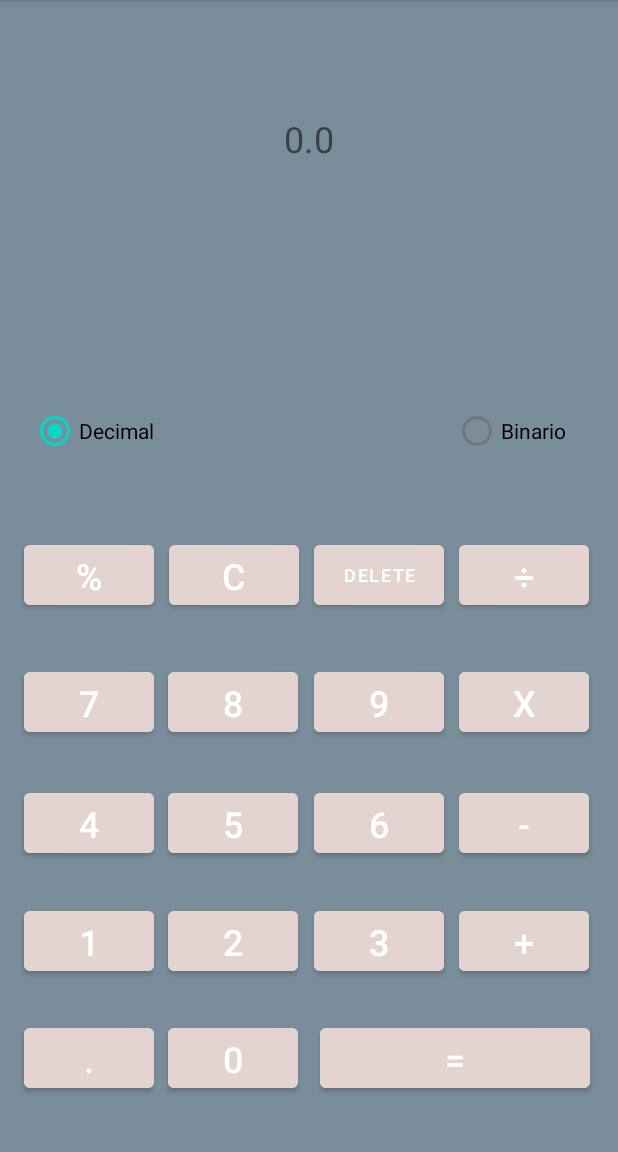
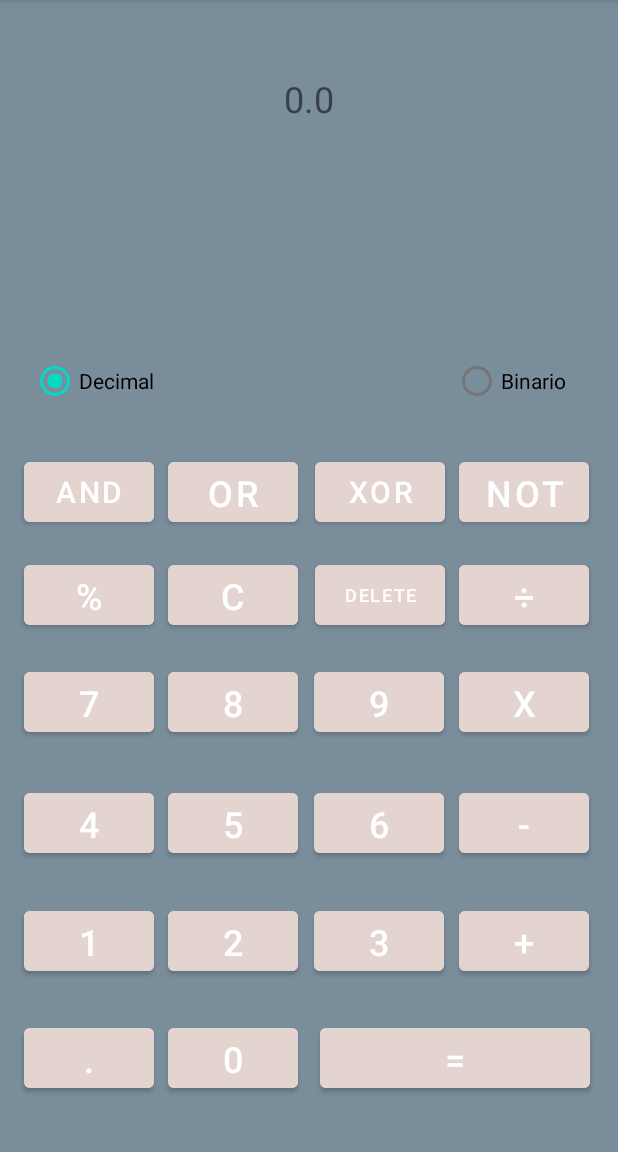
Before and after one commit to sirlencio/Android, an Android app: the screen it shows after launch (MainActivity), on a phone screen of 412 x 824 dp, the part 84-1236 px from its top. Run offline under Robolectric (Android 15) with nearby library versions, the phone set to English and light mode, and no system bars.

Commit message:
Añadidos botones logicos

```diff
--- a/Calculadora/app/src/main/java/com/example/calculadora/MainActivity.java
+++ b/Calculadora/app/src/main/java/com/example/calculadora/MainActivity.java
@@ -16,8 +16,6 @@ public class MainActivity extends AppCompatActivity {
 
     private TextView grande;
     private TextView peque;
-    private TextView cuentaBin;
-    private TextView rdoBin;
 
     private RadioButton binario;
     private RadioButton decimal;
@@ -41,6 +39,10 @@ public class MainActivity extends AppCompatActivity {
     private Button buttonSum;
     private Button buttonIgu;
     private Button buttonComa;
+    private Button buttonAND;
+    private Button buttonOR;
+    private Button buttonXOR;
+    private Button buttonNOT;
 
     @Override
     protected void onCreate(Bundle savedInstanceState) {
@@ -49,8 +51,6 @@ public class MainActivity extends AppCompatActivity {
 
         grande = (TextView) findViewById(R.id.textViewGrande);
         peque = (TextView) findViewById(R.id.textViewPeq);
-        cuentaBin = (TextView) findViewById(R.id.cuentaBin);
-        rdoBin = (TextView) findViewById(R.id.rdoBin);
 
         binario = (RadioButton) findViewById(R.id.binario);
         decimal = (RadioButton) findViewById(R.id.decimal);
@@ -74,6 +74,10 @@ public class MainActivity extends AppCompatActivity {
         buttonDel = (Button) findViewById(R.id.borrar);
         buttonC = (Button) findViewById(R.id.eliminar);
         buttonIgu = (Button) findViewById(R.id.igual);
+        buttonAND = (Button) findViewById(R.id.AND);
+        buttonOR = (Button) findViewById(R.id.OR);
+        buttonXOR = (Button) findViewById(R.id.XOR);
+        buttonNOT = (Button) findViewById(R.id.NOT);
 
         //Cambio de modo
         decimal.setOnClickListener(view -> {
@@ -86,11 +90,18 @@ public class MainActivity extends AppCompatActivity {
             button8.setEnabled(true);
             button9.setEnabled(true);
             buttonComa.setEnabled(true);
-            n1 = "";
-            n2 = "";
-            signo = "";
-            grande.setText("");
+            buttonAND.setEnabled(false);
+            buttonOR.setEnabled(false);
+            buttonXOR.setEnabled(false);
+            buttonNOT.setEnabled(false);
+            if (n1 != ""){
+                n1 = conversorBinarioDecimal(n1) + "";
+            }else if(n2 != ""){
+                n2 = conversorBinarioDecimal(n2) + "";
+            }
+            grande.setText(n1 + signo + n2);
             peque.setText("0.0");
+
             decimal.setSelected(true);
             binario.setSelected(false);
 
@@ -105,10 +116,16 @@ public class MainActivity extends AppCompatActivity {
             button8.setEnabled(false);
             button9.setEnabled(false);
             buttonComa.setEnabled(false);
-            n1 = "";
-            n2 = "";
-            signo = "";
-            grande.setText("");
+            buttonAND.setEnabled(true);
+            buttonOR.setEnabled(true);
+            buttonXOR.setEnabled(true);
+            buttonNOT.setEnabled(true);
+            if (n1 != ""){
+                n1 = conversorDecimalBinario(Long.parseLong(n1));
+            }else if(n2 != ""){
+                n2 = conversorDecimalBinario(Long.parseLong(n2));
+            }
+            grande.setText(n1 + signo + n2);
             peque.setText("0.0");
             binario.setSelected(true);
             decimal.setSelected(false);
@@ -314,8 +331,6 @@ public class MainActivity extends AppCompatActivity {
                             binario = conversorDecimalBinario(rdo);
                             peque.setText(grande.getText());
                             grande.setText(binario);
-                            cuentaBin.setText(primero + signo + segundo);
-                            rdoBin.setText(rdo + "");
                             n1 = binario;
                             n2 = "";
                             operando = false;
@@ -325,8 +340,6 @@ public class MainActivity extends AppCompatActivity {
                             binario = conversorDecimalBinario(rdo);
                             peque.setText(grande.getText());
                             grande.setText(binario);
-                            cuentaBin.setText(primero + signo + segundo);
-                            rdoBin.setText(rdo + "");
                             n1 = binario;
                             n2 = "";
                             operando = false;
@@ -336,8 +349,6 @@ public class MainActivity extends AppCompatActivity {
                             binario = conversorDecimalBinario(rdo);
                             peque.setText(grande.getText());
                             grande.setText(binario);
-                            cuentaBin.setText(primero + signo + segundo);
-                            rdoBin.setText(rdo + "");
                             n1 = binario;
                             n2 = "";
                             operando = false;
@@ -347,8 +358,6 @@ public class MainActivity extends AppCompatActivity {
                             binario = conversorDecimalBinario(rdo);
                             peque.setText(grande.getText());
                             grande.setText(binario);
-                            cuentaBin.setText(primero + signo + segundo);
-                            rdoBin.setText(rdo + "");
                             n1 = binario;
                             n2 = "";
                             operando = false;
@@ -358,13 +367,12 @@ public class MainActivity extends AppCompatActivity {
                             binario = conversorDecimalBinario(rdo);
                             peque.setText(grande.getText());
                             grande.setText(binario);
-                            cuentaBin.setText(primero + signo + segundo);
-                            rdoBin.setText(rdo + "");
                             n1 = binario;
                             n2 = "";
                             operando = false;
                             break;
                     }
+                    signo = "";
                 } else if (decimal.isSelected()){
                     double primero = Double.parseDouble(n1);
                     double segundo = Double.parseDouble(n2);
@@ -411,6 +419,7 @@ public class MainActivity extends AppCompatActivity {
                             operando = false;
                             break;
                     }
+                    signo = "";
                 }
             }
         });
--- a/Calculadora/app/src/main/res/layout/activity_main.xml
+++ b/Calculadora/app/src/main/res/layout/activity_main.xml
@@ -8,46 +8,60 @@
     tools:context=".MainActivity">
 
     <Button
-        android:id="@+id/porcentaje"
+        android:id="@+id/OR"
         android:layout_width="86.75dp"
         android:layout_height="52dp"
         android:backgroundTint="#E3D4D0"
-        android:text="%"
+        android:text="OR"
         android:textSize="24sp"
+        app:layout_constraintBottom_toBottomOf="parent"
+        app:layout_constraintEnd_toEndOf="parent"
+        app:layout_constraintHorizontal_bias="0.345"
+        app:layout_constraintStart_toStartOf="parent"
+        app:layout_constraintTop_toTopOf="parent"
+        app:layout_constraintVertical_bias="0.422" />
+
+    <Button
+        android:id="@+id/XOR"
+        android:layout_width="86.75dp"
+        android:layout_height="52dp"
+        android:backgroundTint="#E3D4D0"
+        android:text="XOR"
+        android:textSize="20sp"
+        app:layout_constraintBottom_toBottomOf="parent"
+        app:layout_constraintEnd_toEndOf="parent"
+        app:layout_constraintHorizontal_bias="0.645"
+        app:layout_constraintStart_toStartOf="parent"
+        app:layout_constraintTop_toTopOf="parent"
+        app:layout_constraintVertical_bias="0.422" />
+
+    <Button
+        android:id="@+id/AND"
+        android:layout_width="86.75dp"
+        android:layout_height="52dp"
+        android:backgroundTint="#E3D4D0"
+        android:text="AND"
+        android:textSize="20sp"
         app:layout_constraintBottom_toBottomOf="parent"
         app:layout_constraintEnd_toEndOf="parent"
         app:layout_constraintHorizontal_bias="0.049"
         app:layout_constraintStart_toStartOf="parent"
         app:layout_constraintTop_toTopOf="parent"
-        app:layout_constraintVertical_bias="0.499" />
+        app:layout_constraintVertical_bias="0.422" />
 
     <Button
-        android:id="@+id/borrar"
+        android:id="@+id/NOT"
         android:layout_width="86.75dp"
         android:layout_height="52dp"
         android:backgroundTint="#E3D4D0"
-        android:text="Delete"
-        android:textSize="12sp"
-        app:layout_constraintBottom_toBottomOf="parent"
-        app:layout_constraintEnd_toEndOf="parent"
-        app:layout_constraintHorizontal_bias="0.643"
-        app:layout_constraintStart_toStartOf="parent"
-        app:layout_constraintTop_toTopOf="parent"
-        app:layout_constraintVertical_bias="0.499" />
-
-    <Button
-        android:id="@+id/eliminar"
-        android:layout_width="86.75dp"
-        android:layout_height="52dp"
-        android:backgroundTint="#E3D4D0"
-        android:text="C"
+        android:text="NOT"
         android:textSize="24sp"
         app:layout_constraintBottom_toBottomOf="parent"
         app:layout_constraintEnd_toEndOf="parent"
-        app:layout_constraintHorizontal_bias="0.346"
+        app:layout_constraintHorizontal_bias="0.941"
         app:layout_constraintStart_toStartOf="parent"
         app:layout_constraintTop_toTopOf="parent"
-        app:layout_constraintVertical_bias="0.499" />
+        app:layout_constraintVertical_bias="0.422" />
 
     <Button
         android:id="@+id/por"
@@ -114,10 +128,52 @@
         android:textSize="24sp"
         app:layout_constraintBottom_toBottomOf="parent"
         app:layout_constraintEnd_toEndOf="parent"
-        app:layout_constraintHorizontal_bias="0.94"
+        app:layout_constraintHorizontal_bias="0.941"
         app:layout_constraintStart_toStartOf="parent"
         app:layout_constraintTop_toTopOf="parent"
-        app:layout_constraintVertical_bias="0.499" />
+        app:layout_constraintVertical_bias="0.518" />
+
+    <Button
+        android:id="@+id/borrar"
+        android:layout_width="86.75dp"
+        android:layout_height="52dp"
+        android:backgroundTint="#E3D4D0"
+        android:text="Delete"
+        android:textSize="12sp"
+        app:layout_constraintBottom_toBottomOf="parent"
+        app:layout_constraintEnd_toEndOf="parent"
+        app:layout_constraintHorizontal_bias="0.645"
+        app:layout_constraintStart_toStartOf="parent"
+        app:layout_constraintTop_toTopOf="parent"
+        app:layout_constraintVertical_bias="0.518" />
+
+    <Button
+        android:id="@+id/porcentaje"
+        android:layout_width="86.75dp"
+        android:layout_height="52dp"
+        android:backgroundTint="#E3D4D0"
+        android:text="%"
+        android:textSize="24sp"
+        app:layout_constraintBottom_toBottomOf="parent"
+        app:layout_constraintEnd_toEndOf="parent"
+        app:layout_constraintHorizontal_bias="0.049"
+        app:layout_constraintStart_toStartOf="parent"
+        app:layout_constraintTop_toTopOf="parent"
+        app:layout_constraintVertical_bias="0.518" />
+
+    <Button
+        android:id="@+id/eliminar"
+        android:layout_width="86.75dp"
+        android:layout_height="52dp"
+        android:backgroundTint="#E3D4D0"
+        android:text="C"
+        android:textSize="24sp"
+        app:layout_constraintBottom_toBottomOf="parent"
+        app:layout_constraintEnd_toEndOf="parent"
+        app:layout_constraintHorizontal_bias="0.345"
+        app:layout_constraintStart_toStartOf="parent"
+        app:layout_constraintTop_toTopOf="parent"
+        app:layout_constraintVertical_bias="0.518" />
 
     <Button
         android:id="@+id/mas"
@@ -284,7 +340,7 @@
         app:layout_constraintEnd_toEndOf="parent"
         app:layout_constraintStart_toStartOf="parent"
         app:layout_constraintTop_toTopOf="parent"
-        app:layout_constraintVertical_bias="0.103" />
+        app:layout_constraintVertical_bias="0.067" />
 
     <TextView
         android:id="@+id/cuentaBin"
@@ -321,9 +377,10 @@
         android:textSize="48sp"
         app:layout_constraintBottom_toBottomOf="parent"
         app:layout_constraintEnd_toEndOf="parent"
+        app:layout_constraintHorizontal_bias="0.508"
         app:layout_constraintStart_toStartOf="parent"
         app:layout_constraintTop_toTopOf="parent"
-        app:layout_constraintVertical_bias="0.206" />
+        app:layout_constraintVertical_bias="0.187" />
 
     <RadioGroup
         android:id="@+id/radioGroup"
@@ -336,7 +393,7 @@
         app:layout_constraintHorizontal_bias="0.487"
         app:layout_constraintStart_toStartOf="parent"
         app:layout_constraintTop_toTopOf="parent"
-        app:layout_constraintVertical_bias="0.364">
+        app:layout_constraintVertical_bias="0.317">
 
         <RadioButton
             android:id="@+id/decimal"
--- a/Calculadora/build.gradle
+++ b/Calculadora/build.gradle
@@ -1,5 +1,5 @@
 // Top-level build file where you can add configuration options common to all sub-projects/modules.
 plugins {
-    id 'com.android.application' version '7.3.0' apply false
-    id 'com.android.library' version '7.3.0' apply false
+    id 'com.android.application' version '7.3.1' apply false
+    id 'com.android.library' version '7.3.1' apply false
 }
```
